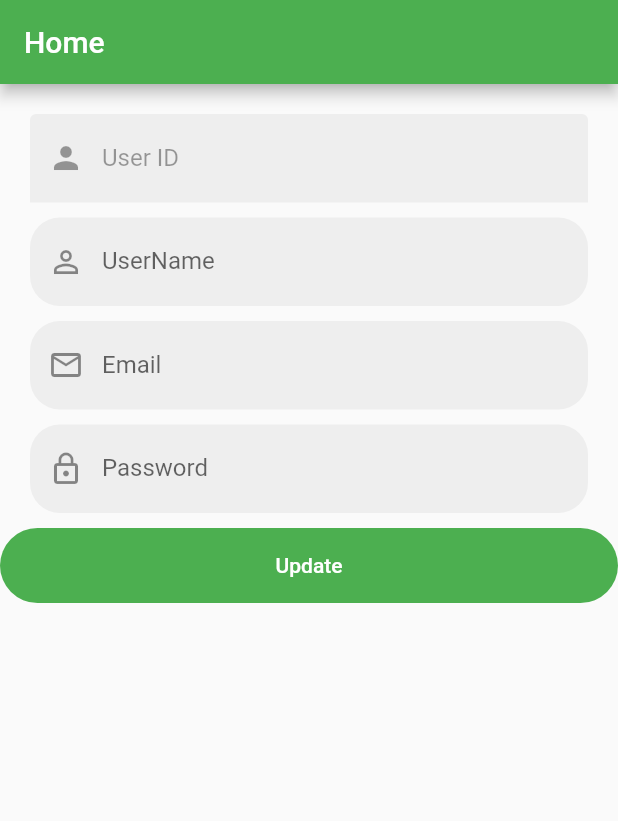
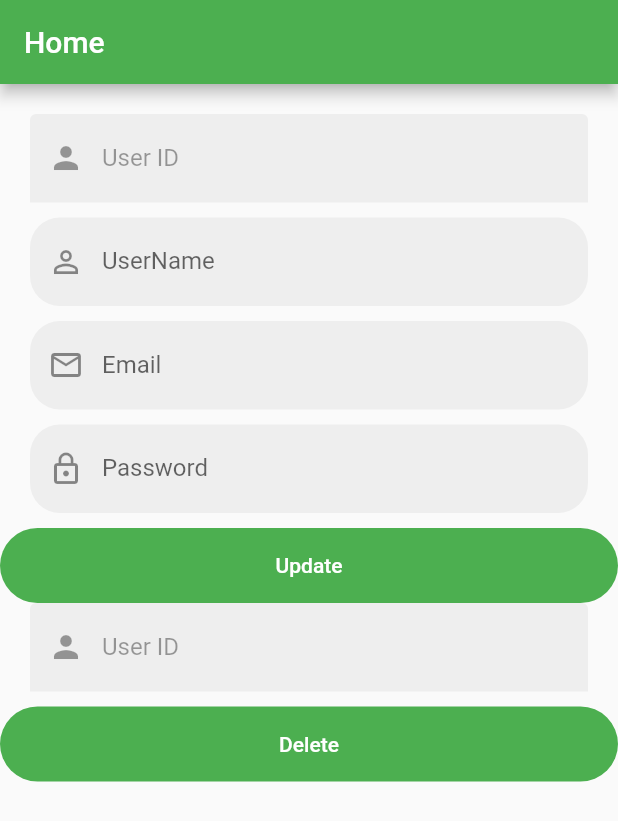
Before and after one commit to Juwonlo/GrowApp, a Flutter app: the HomeForm screen opened directly, on a phone screen of 412 x 824 dp. Shown: the top 821 px of the screen. Run offline on Flutter 3.47's test engine with Material 2 defaults, Android fonts, the phone set to English and light mode, and no system bars; our stand-ins replace fluttertoast, shared_preferences, sqflite, toast; missing offline and left inert: dart:html; accounts and stored records are empty.

Commit message:
Added new features

```diff
--- a/lib/DatabaseHandler/dbhelper.dart
+++ b/lib/DatabaseHandler/dbhelper.dart
@@ -75,9 +75,18 @@ class DbHelper {
     var dbClient = await db;
     var res = await dbClient.update(Table_User, user.toMap(),
       where: '$C_UserID = ?', whereArgs: [user.user_id]);
-
+    print(res);
     return res;
   }
+
+  Future<int> deleteUser(String user_id) async {
+      var dbClient = await db;
+      var res = await dbClient.delete(
+        Table_User, where: '$C_UserID = ?' ,whereArgs: [user_id]);
+      print(res);
+      return res;
+  }
+
 }
 
-//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
+//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
--- a/lib/Screens/HomeForm.dart
+++ b/lib/Screens/HomeForm.dart
@@ -19,7 +19,7 @@ class _HomeFormState extends State<HomeForm> {
 
   late DbHelper dbHelper;
   final _formKey = GlobalKey<FormState>();
-  final _conUserid = TextEditingController();
+  final _conDelUserid = TextEditingController();
   final _conUserName = TextEditingController();
   final _conEmail = TextEditingController();
   final _conPassword = TextEditingController();
@@ -37,7 +37,7 @@ class _HomeFormState extends State<HomeForm> {
     final SharedPreferences sp = await _pref;
 
     setState(() {
-      _conUserid.text = sp.getString("user_id")!;
+      _conDelUserid.text = sp.getString("user_id")!;
       _conUserName.text = sp.getString("user_name")!;
       _conEmail.text = sp.getString("email")!;
       _conPassword.text = sp.getString("password")!;
@@ -47,7 +47,7 @@ class _HomeFormState extends State<HomeForm> {
 
   update() async {
 
-    String uid = _conUserid.text;
+    String uid = _conDelUserid.text;
     String uname = _conUserName.text;
     String email = _conEmail.text;
     String passed = _conPassword.text;
@@ -62,7 +62,7 @@ class _HomeFormState extends State<HomeForm> {
         if (value == 1) {
           showToast(context, 'Successfully Updated');
 
-          updateSP(user).whenComplete((){
+          updateSP(user, true).whenComplete((){
             Navigator.pushAndRemoveUntil(
                 context,
                 MaterialPageRoute(builder: (_) => LoginPage()),
@@ -81,15 +81,38 @@ class _HomeFormState extends State<HomeForm> {
 
   }
 
-  updateSP(UserModel user) async{
+  Future updateSP(UserModel user, bool add) async{
 
     final SharedPreferences sp = await _pref;
 
-    sp.setString("user_id", user.user_id);
-    sp.setString("user_name", user.user_name);
-    sp.setString("email", user.email);
-    sp.setString("password", user.password);
+    if (add){
+      sp.setString("user_name", user.user_name);
+      sp.setString("email", user.email);
+      sp.setString("password", user.password);
+    }else{
+      sp.remove('user_id');
+      sp.remove('user_name');
+      sp.remove('email');
+      sp.remove('password');
+    }
   }
+
+   // delete() async{
+   //  String delUserID = _conDelUserid.text;
+   //
+   //  await dbHelper.deleteUser(delUserID).then((value) {
+   //    if (value == 1) {
+   //      showToast(context, "Successfully Deleted");
+   //
+   //      updateSP(, false).whenComplete(() {
+   //        Navigator.pushAndRemoveUntil(
+   //            context,
+   //            MaterialPageRoute(builder: (_) => LoginPage()),
+   //                (Route<dynamic> route) => false);
+   //      });
+   //    }
+   //  });
+   //  }
 
   @override
   Widget build(BuildContext context) {
@@ -106,8 +129,9 @@ class _HomeFormState extends State<HomeForm> {
             child: Column(
               mainAxisAlignment: MainAxisAlignment.center,
               children: [
+                ///UPDATE FEATURES
                 getTextFormField(
-                    controller: _conUserid,
+                    controller: _conDelUserid,
                     hintName: 'User ID',
                     icon: Icons.person,
                   isEnable: false,
@@ -146,6 +170,32 @@ class _HomeFormState extends State<HomeForm> {
                 ),
               ),
             ),
+
+              ///DELETE FEATURES
+                getTextFormField(
+                  controller: _conDelUserid,
+                  hintName: 'User ID',
+                  icon: Icons.person,
+                  isEnable: false,
+                ),
+                const SizedBox(height: 10),
+                Container(
+                  height: 50,
+                  width: double.infinity,
+                  decoration: BoxDecoration(
+                    color: Colors.green,
+                    borderRadius: BorderRadius.circular(30),
+                  ),
+                  child:  TextButton(
+                  onPressed: null,
+                  //delete,
+                    child:  const Text(
+                      'Delete',
+                      style: TextStyle(color: Colors.white),
+                    ),
+                  ),
+                ),
+
                   ],
                 ),
             ),
```
